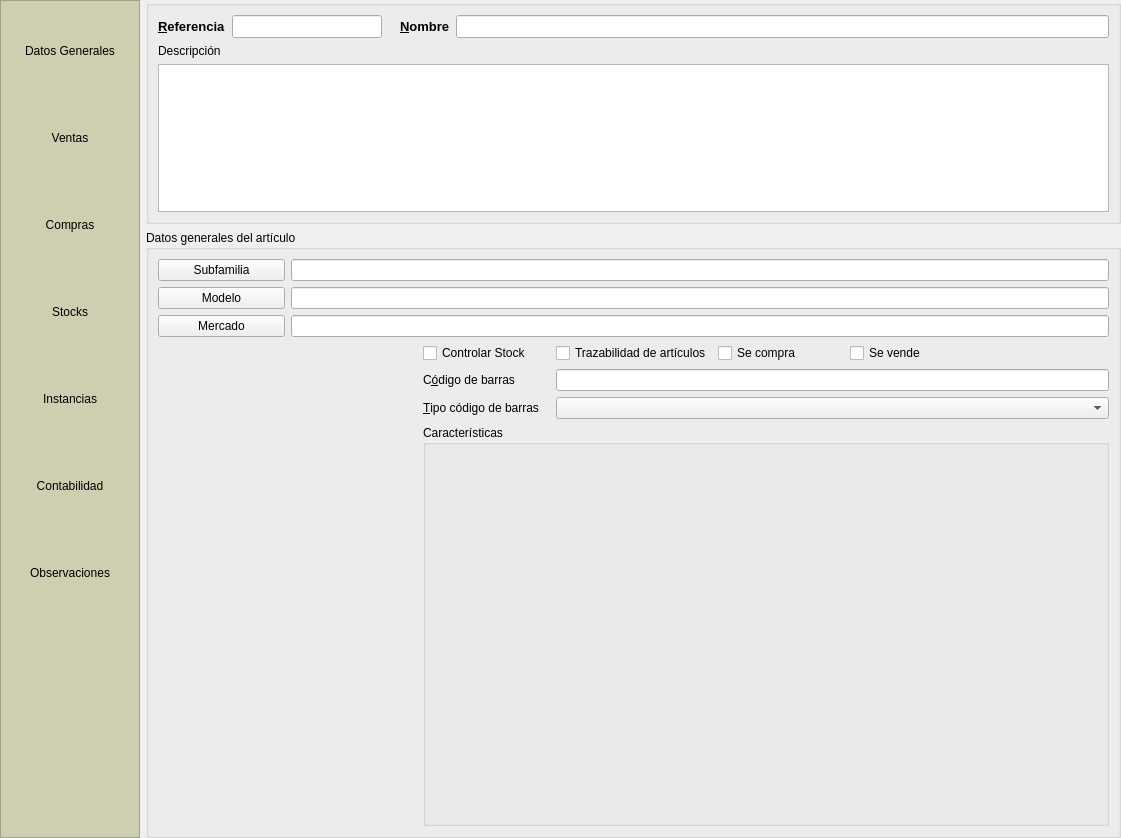
This is es.alephsistemas.gestion.almacen/articulos.dbrecord.ui in dpinelo/AlephERP-MainModules as Qt 5 draws it before an edit. The edited form follows.
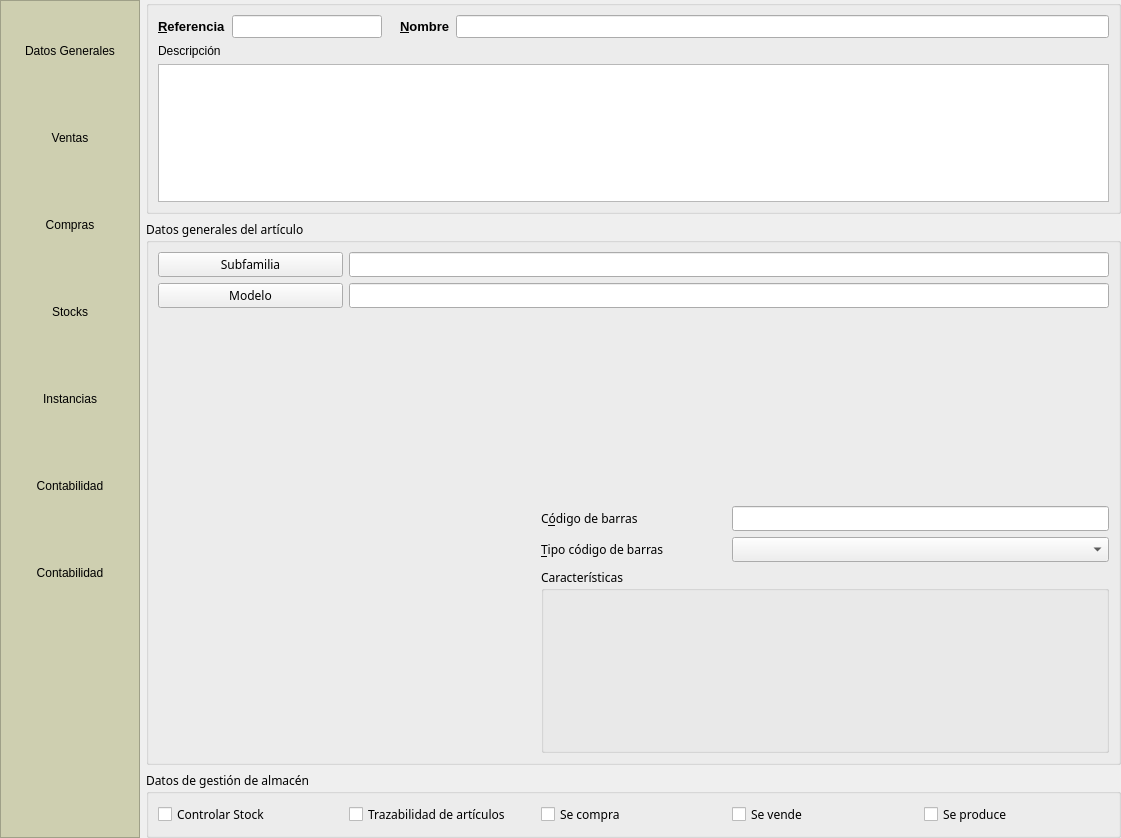
This is the edited form. Icons and pictures are not drawn. Custom widgets are drawn as their Qt base class.

Commit message: Se procesa en artículos.

Diff of the .ui file:
```diff
--- a/es.alephsistemas.gestion.almacen/articulos.dbrecord.ui
+++ b/es.alephsistemas.gestion.almacen/articulos.dbrecord.ui
@@ -420,7 +420,7 @@
          <string>Acceda a observaciones.</string>
         </property>
         <property name="text">
-         <string>Observaciones</string>
+         <string>Contabilidad</string>
         </property>
         <property name="icon">
          <iconset>
@@ -596,6 +596,11 @@
    </item>
    <item row="1" column="1">
     <widget class="QStackedWidget" name="swFichas">
+     <property name="font">
+      <font>
+       <family>Sans Serif</family>
+      </font>
+     </property>
      <property name="currentIndex">
       <number>0</number>
      </property>
@@ -619,7 +624,38 @@
           <string>Datos generales del artículo</string>
          </property>
          <layout class="QGridLayout" name="gridLayout">
-          <item row="4" column="2">
+          <item row="5" column="2" colspan="3">
+           <widget class="QGroupBox" name="groupBox_7">
+            <property name="title">
+             <string>Características</string>
+            </property>
+            <layout class="QHBoxLayout" name="horizontalLayout_2">
+             <item>
+              <widget class="DBDetailView" name="db_articuloscaracteristicas" native="true">
+               <property name="focusPolicy">
+                <enum>Qt::WheelFocus</enum>
+               </property>
+               <property name="relationName" stdset="0">
+                <string>articuloscaracteristicasvalores</string>
+               </property>
+               <property name="dataEditable" stdset="0">
+                <bool>true</bool>
+               </property>
+               <property name="inlineEdit" stdset="0">
+                <bool>true</bool>
+               </property>
+               <property name="readOnlyColumns" stdset="0">
+                <string>caracteristica</string>
+               </property>
+               <property name="useDefaultShortcut" stdset="0">
+                <bool>true</bool>
+               </property>
+              </widget>
+             </item>
+            </layout>
+           </widget>
+          </item>
+          <item row="3" column="2">
            <widget class="QLabel" name="label_4">
             <property name="text">
              <string>C&amp;ódigo de barras</string>
@@ -629,7 +665,7 @@
             </property>
            </widget>
           </item>
-          <item row="5" column="2">
+          <item row="4" column="2">
            <widget class="QLabel" name="label_5">
             <property name="text">
              <string>&amp;Tipo código de barras</string>
@@ -639,7 +675,20 @@
             </property>
            </widget>
           </item>
-          <item row="3" column="0" rowspan="4" colspan="2">
+          <item row="0" column="0">
+           <widget class="DBChooseRecordButton" name="db_subfamiliasarticulos">
+            <property name="text">
+             <string>Subfamilia</string>
+            </property>
+            <property name="fieldName" stdset="0">
+             <string>idsubfamilia</string>
+            </property>
+            <property name="dataEditable" stdset="0">
+             <bool>true</bool>
+            </property>
+           </widget>
+          </item>
+          <item row="2" column="0" rowspan="4" colspan="2">
            <widget class="DBFileUpload" name="db_imagen" native="true">
             <property name="fieldName" stdset="0">
              <string>imagen</string>
@@ -652,27 +701,14 @@
             </property>
            </widget>
           </item>
-          <item row="0" column="1" colspan="6">
+          <item row="0" column="1" colspan="4">
            <widget class="DBLineEdit" name="db_subfamiliasarticulos_nombre">
             <property name="fieldName" stdset="0">
              <string>subfamiliasarticulos.nombre</string>
             </property>
            </widget>
           </item>
-          <item row="3" column="2">
-           <widget class="DBCheckBox" name="db_controlstock_2">
-            <property name="text">
-             <string>Controlar Stock</string>
-            </property>
-            <property name="fieldName" stdset="0">
-             <string>controlstock</string>
-            </property>
-            <property name="dataEditable" stdset="0">
-             <bool>true</bool>
-            </property>
-           </widget>
-          </item>
-          <item row="4" column="3" colspan="4">
+          <item row="3" column="3" colspan="2">
            <widget class="DBLineEdit" name="db_codbarras">
             <property name="fieldName" stdset="0">
              <string>codbarras</string>
@@ -682,20 +718,7 @@
             </property>
            </widget>
           </item>
-          <item row="3" column="4">
-           <widget class="DBCheckBox" name="db_secompra">
-            <property name="text">
-             <string>Se compra</string>
-            </property>
-            <property name="fieldName" stdset="0">
-             <string>secompra</string>
-            </property>
-            <property name="dataEditable" stdset="0">
-             <bool>true</bool>
-            </property>
-           </widget>
-          </item>
-          <item row="5" column="3" colspan="4">
+          <item row="4" column="3" colspan="2">
            <widget class="DBComboBox" name="db_tipocodigobarras">
             <property name="fieldName" stdset="0">
              <string>tipocodigobarras</string>
@@ -705,7 +728,55 @@
             </property>
            </widget>
           </item>
-          <item row="3" column="3">
+          <item row="1" column="0">
+           <widget class="DBChooseRecordButton" name="db_marcasmodelos">
+            <property name="text">
+             <string>Modelo</string>
+            </property>
+            <property name="fieldName" stdset="0">
+             <string>idmodelo</string>
+            </property>
+            <property name="dataEditable" stdset="0">
+             <bool>true</bool>
+            </property>
+           </widget>
+          </item>
+          <item row="1" column="1" colspan="4">
+           <widget class="DBLineEdit" name="db_marcasmodelos_nombre">
+            <property name="fieldName" stdset="0">
+             <string>marcasmodelos.nombre</string>
+            </property>
+           </widget>
+          </item>
+         </layout>
+        </widget>
+       </item>
+       <item>
+        <widget class="QGroupBox" name="groupBox_4">
+         <property name="sizePolicy">
+          <sizepolicy hsizetype="Preferred" vsizetype="Maximum">
+           <horstretch>0</horstretch>
+           <verstretch>0</verstretch>
+          </sizepolicy>
+         </property>
+         <property name="title">
+          <string>Datos de gestión de almacén</string>
+         </property>
+         <layout class="QHBoxLayout" name="horizontalLayout_3">
+          <item>
+           <widget class="DBCheckBox" name="db_controlstock_2">
+            <property name="text">
+             <string>Controlar Stock</string>
+            </property>
+            <property name="fieldName" stdset="0">
+             <string>controlstock</string>
+            </property>
+            <property name="dataEditable" stdset="0">
+             <bool>true</bool>
+            </property>
+           </widget>
+          </item>
+          <item>
            <widget class="DBCheckBox" name="db_trazabilidad">
             <property name="text">
              <string>Trazabilidad de artículos</string>
@@ -718,10 +789,10 @@
             </property>
            </widget>
           </item>
-          <item row="0" column="0">
-           <widget class="DBChooseRecordButton" name="db_subfamiliasarticulos">
+          <item>
+           <widget class="DBCheckBox" name="db_secompra">
             <property name="text">
-             <string>Subfamilia</string>
+             <string>Se compra</string>
             </property>
             <property name="fieldName" stdset="0">
              <string>idsubfamilia</string>
@@ -731,38 +802,7 @@
             </property>
            </widget>
           </item>
-          <item row="6" column="2" colspan="5">
-           <widget class="QGroupBox" name="groupBox_7">
-            <property name="title">
-             <string>Características</string>
-            </property>
-            <layout class="QHBoxLayout" name="horizontalLayout_2">
-             <item>
-              <widget class="DBDetailView" name="db_articuloscaracteristicas" native="true">
-               <property name="focusPolicy">
-                <enum>Qt::WheelFocus</enum>
-               </property>
-               <property name="relationName" stdset="0">
-                <string>articuloscaracteristicasvalores</string>
-               </property>
-               <property name="dataEditable" stdset="0">
-                <bool>true</bool>
-               </property>
-               <property name="inlineEdit" stdset="0">
-                <bool>true</bool>
-               </property>
-               <property name="readOnlyColumns" stdset="0">
-                <string>caracteristica</string>
-               </property>
-               <property name="useDefaultShortcut" stdset="0">
-                <bool>true</bool>
-               </property>
-              </widget>
-             </item>
-            </layout>
-           </widget>
-          </item>
-          <item row="3" column="5">
+          <item>
            <widget class="DBCheckBox" name="db_sevende">
             <property name="text">
              <string>Se vende</string>
@@ -775,17 +815,10 @@
             </property>
            </widget>
           </item>
-          <item row="1" column="1" colspan="6">
-           <widget class="DBLineEdit" name="db_marcasmodelos_nombre">
-            <property name="fieldName" stdset="0">
-             <string>marcasmodelos.nombre</string>
-            </property>
-           </widget>
-          </item>
-          <item row="1" column="0">
-           <widget class="DBChooseRecordButton" name="db_marcasmodelos">
+          <item>
+           <widget class="DBCheckBox" name="db_seproduce">
             <property name="text">
-             <string>Modelo</string>
+             <string>Se produce</string>
             </property>
             <property name="fieldName" stdset="0">
              <string>idmodelo</string>
@@ -795,26 +828,6 @@
             </property>
            </widget>
           </item>
-          <item row="2" column="0">
-           <widget class="DBChooseRecordButton" name="db_idmercado">
-            <property name="text">
-             <string>Mercado</string>
-            </property>
-            <property name="fieldName" stdset="0">
-             <string>idmercado</string>
-            </property>
-            <property name="dataEditable" stdset="0">
-             <bool>true</bool>
-            </property>
-           </widget>
-          </item>
-          <item row="2" column="1" colspan="6">
-           <widget class="DBLineEdit" name="dbLineEdit">
-            <property name="fieldName" stdset="0">
-             <string>mercados.nombre</string>
-            </property>
-           </widget>
-          </item>
          </layout>
         </widget>
        </item>
```
Left out of the diff: 26 changed lines with no effect on the pictures.
